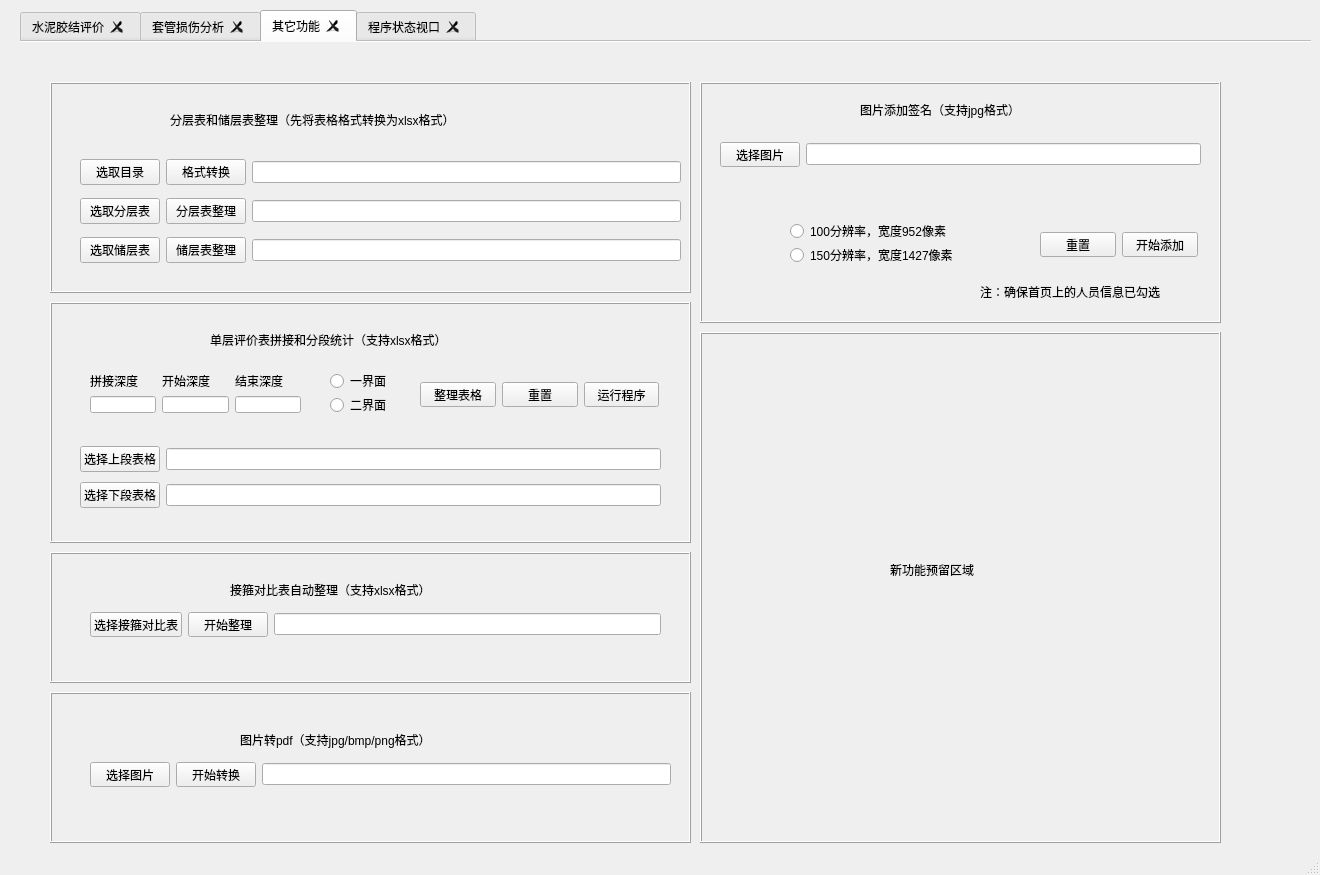
Qt form WELL_INTEGRITY_UI.ui (KiwiPapa/4Stars-EngineerLoggingAssistant) before a commit.
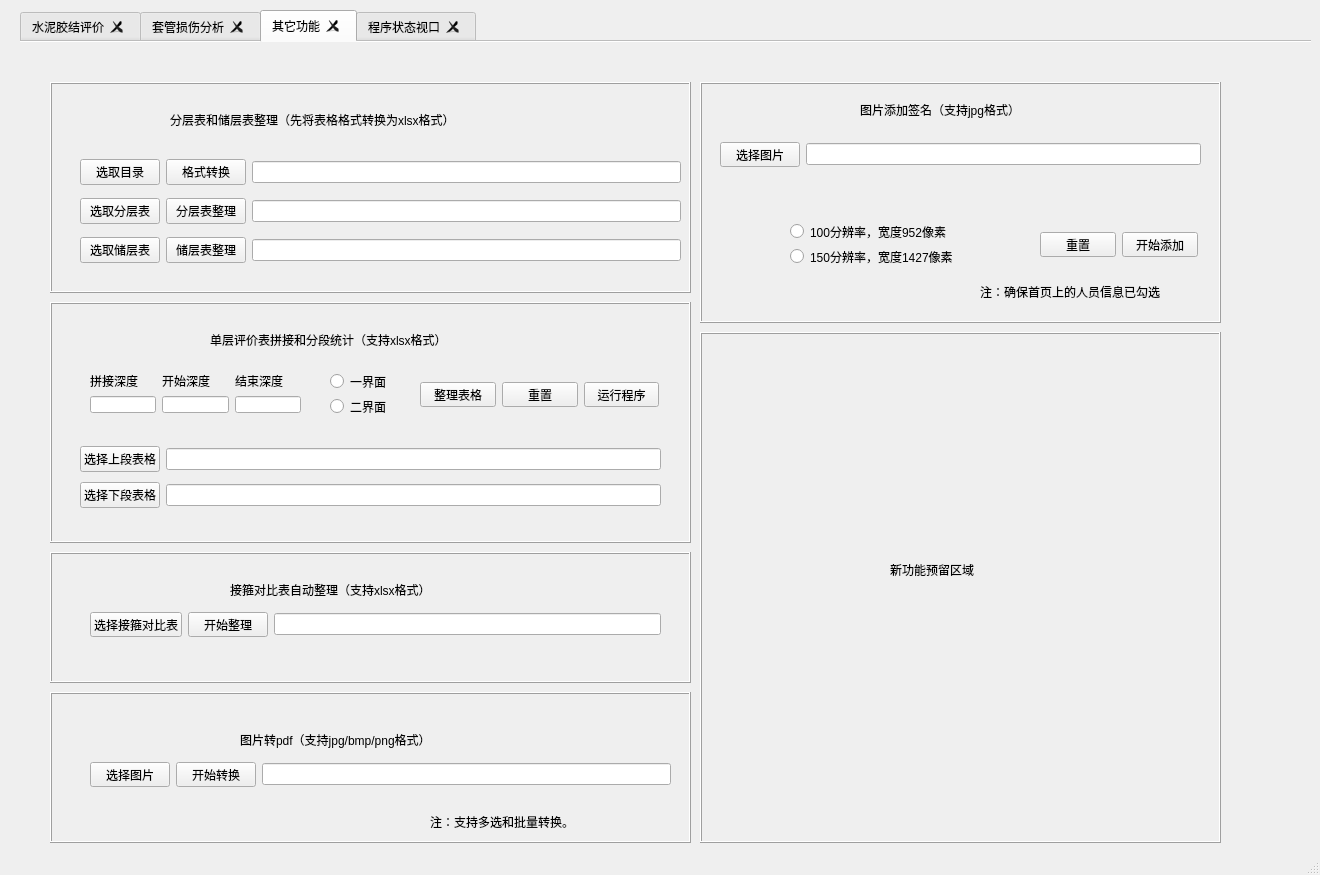
The same form after that commit. The open tabs and pages were chosen to show the change.

Commit message: 图片批量转PDF功能

The edit to the form file:
```diff
--- a/WELL_INTEGRITY_UI.ui
+++ b/WELL_INTEGRITY_UI.ui
@@ -3766,7 +3766,7 @@
          <x>280</x>
          <y>70</y>
          <width>67</width>
-         <height>42</height>
+         <height>44</height>
         </rect>
        </property>
        <layout class="QGridLayout" name="gridLayout_19">
@@ -3937,7 +3937,7 @@
          <x>90</x>
          <y>140</y>
          <width>186</width>
-         <height>42</height>
+         <height>44</height>
         </rect>
        </property>
        <layout class="QGridLayout" name="gridLayout_26">
@@ -4111,6 +4111,19 @@
         </item>
        </layout>
       </widget>
+      <widget class="QLabel" name="label_123">
+       <property name="geometry">
+        <rect>
+         <x>380</x>
+         <y>120</y>
+         <width>171</width>
+         <height>20</height>
+        </rect>
+       </property>
+       <property name="text">
+        <string>注：支持多选和批量转换。</string>
+       </property>
+      </widget>
      </widget>
      <widget class="QFrame" name="frame_17">
       <property name="geometry">
```
Left out of the diff: 6 changed lines with no effect on the pictures. The commit also changes 2 other files.
